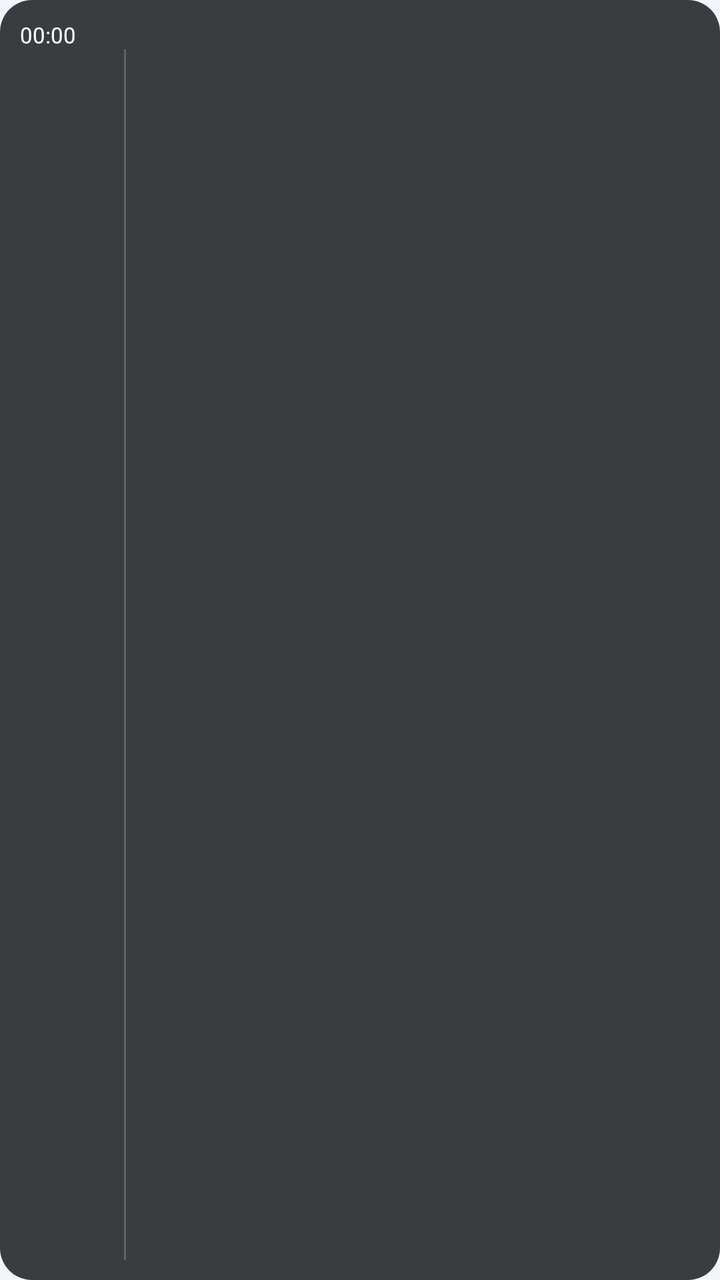
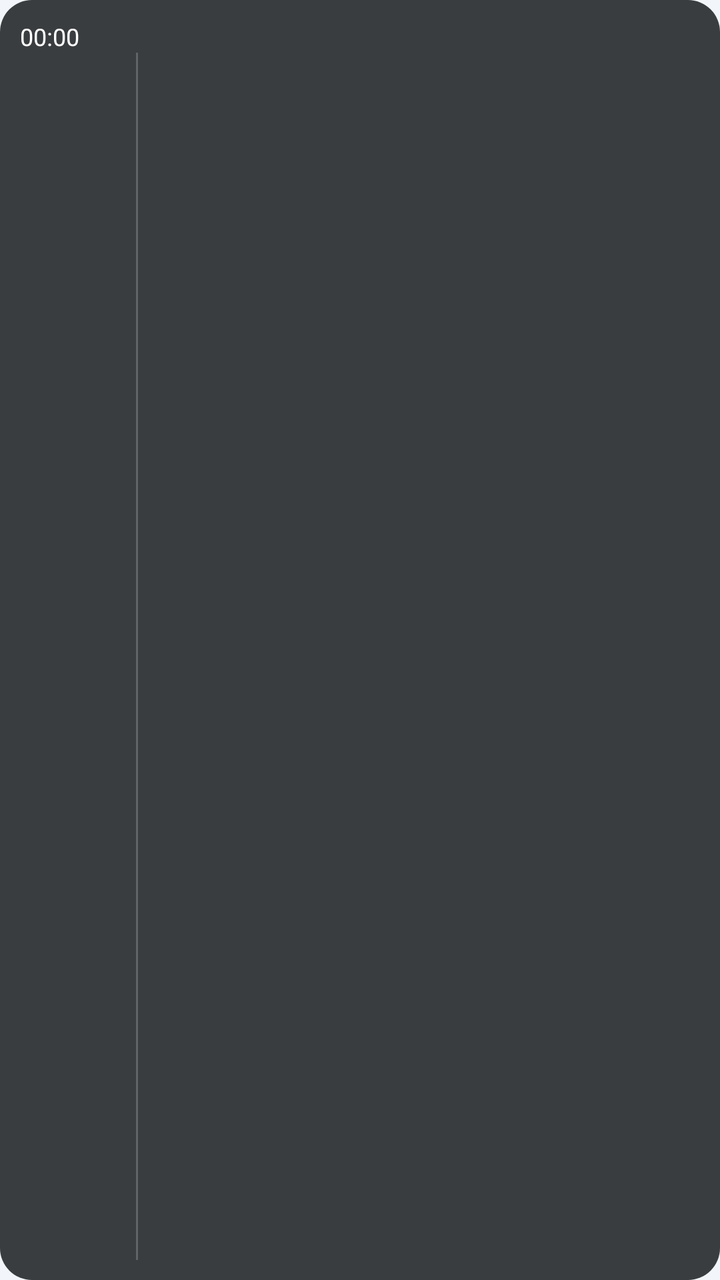

Two renders of the same Android screen: before a commit and after it. Below are the layout's source before the change and the commit's diff.
<!-- AndroidManifest.xml: application theme Theme.Weather -->
<!-- res/layout/widget_wide.xml -->
<?xml version="1.0" encoding="utf-8"?>
<LinearLayout xmlns:android="http://schemas.android.com/apk/res/android"
    android:id="@+id/widget_root"
    android:layout_width="match_parent"
    android:layout_height="match_parent"
    android:orientation="vertical"
    android:background="@drawable/widget_bg"
    android:padding="10dp">

    <LinearLayout
        android:layout_width="match_parent"
        android:layout_height="wrap_content"
        android:orientation="horizontal"
        android:gravity="center_vertical">

        <TextClock
            android:id="@+id/widget_clock"
            android:layout_width="wrap_content"
            android:layout_height="wrap_content"
            android:format12Hour="HH:mm"
            android:format24Hour="HH:mm"
            android:textColor="#FFFFFF"
            android:textSize="11sp" />

        <TextView
            android:id="@+id/widget_city"
            android:layout_width="wrap_content"
            android:layout_height="wrap_content"
            android:layout_marginStart="4dp"
            android:textColor="#B3FFFFFF"
            android:textSize="11sp" />
    </LinearLayout>

    <LinearLayout
        android:layout_width="match_parent"
        android:layout_height="0dp"
        android:layout_weight="1"
        android:orientation="horizontal"
        android:gravity="center_vertical">

        <ImageView
            android:id="@+id/widget_icon"
            android:layout_width="34dp"
            android:layout_height="34dp" />

        <LinearLayout
            android:layout_width="wrap_content"
            android:layout_height="wrap_content"
            android:orientation="vertical"
            android:layout_marginStart="8dp">

            <TextView
                android:id="@+id/widget_temp"
                android:layout_width="wrap_content"
                android:layout_height="wrap_content"
                android:textColor="#FFFFFF"
                android:textSize="28sp" />

            <TextView
                android:id="@+id/widget_minmax"
                android:layout_width="wrap_content"
                android:layout_height="wrap_content"
                android:textColor="#B3FFFFFF"
                android:textSize="11sp" />
        </LinearLayout>

        <TextView
            android:layout_width="1dp"
            android:layout_height="match_parent"
            android:layout_marginHorizontal="10dp"
            android:background="#33FFFFFF" />

        <LinearLayout
            android:layout_width="0dp"
            android:layout_weight="1"
            android:layout_height="wrap_content"
            android:orientation="vertical">

            <TextView
                android:id="@+id/widget_feels"
                android:layout_width="wrap_content"
                android:layout_height="wrap_content"
                android:textColor="#FFFFFF"
                android:textSize="12sp" />

            <TextView
                android:id="@+id/widget_wind"
                android:layout_width="wrap_content"
                android:layout_height="wrap_content"
                android:textColor="#FFFFFF"
                android:textSize="12sp" />

            <TextView
                android:id="@+id/widget_pressure"
                android:layout_width="wrap_content"
                android:layout_height="wrap_content"
                android:textColor="#FFFFFF"
                android:textSize="12sp" />
        </LinearLayout>
    </LinearLayout>
</LinearLayout>
<!-- resources referenced by this layout -->
<resources>
  <!-- drawable widget_bg (drawable) -->
  <?xml version="1.0" encoding="utf-8"?>
  <shape xmlns:android="http://schemas.android.com/apk/res/android" android:shape="rectangle">
      <solid android:color="#CC0D0F12" />
      <corners android:radius="16dp" />
  </shape>
  <style name="Theme.Weather" parent="android:Theme.Material.Light.NoActionBar">
          <item name="android:windowBackground">@color/launch_background_light</item>
          <item name="android:windowLightStatusBar">true</item>
      </style>
  <color name="launch_background_light">#F2F5F9</color>
</resources>

<!-- the commit's change to res/layout/widget_wide.xml (unified diff, before → after) -->
@@ -20,7 +20,7 @@
             android:format12Hour="HH:mm"
             android:format24Hour="HH:mm"
             android:textColor="#FFFFFF"
-            android:textSize="11sp" />
+            android:textSize="12sp" />
 
         <TextView
             android:id="@+id/widget_city"
@@ -28,7 +28,7 @@
             android:layout_height="wrap_content"
             android:layout_marginStart="4dp"
             android:textColor="#B3FFFFFF"
-            android:textSize="11sp" />
+            android:textSize="12sp" />
     </LinearLayout>
 
     <LinearLayout
@@ -40,8 +40,8 @@
 
         <ImageView
             android:id="@+id/widget_icon"
-            android:layout_width="34dp"
-            android:layout_height="34dp" />
+            android:layout_width="40dp"
+            android:layout_height="40dp" />
 
         <LinearLayout
             android:layout_width="wrap_content"
@@ -54,7 +54,7 @@
                 android:layout_width="wrap_content"
                 android:layout_height="wrap_content"
                 android:textColor="#FFFFFF"
-                android:textSize="28sp" />
+                android:textSize="30sp" />
 
             <TextView
                 android:id="@+id/widget_minmax"
